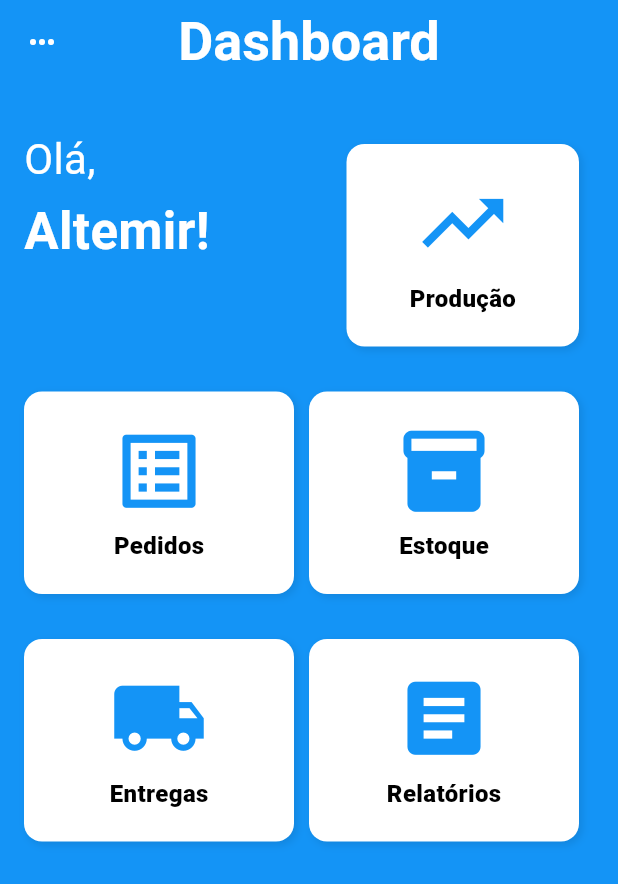
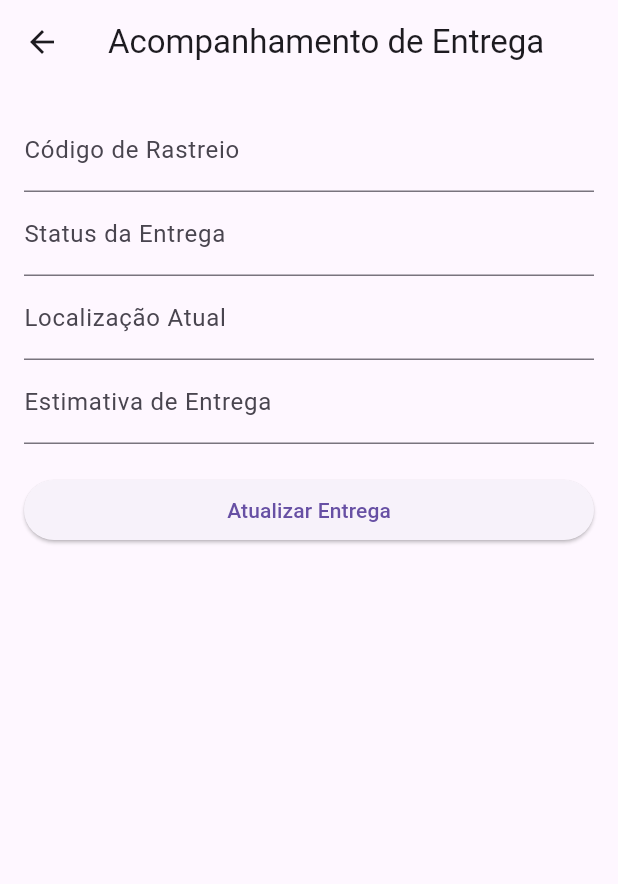
Before and after one commit to rafaelsants1/bmpescados_app, a Flutter app: the screen it shows after launch, after a tap on "Entrar", after a tap on "Entregas", on a phone screen of 412 x 824 dp. Shown: the top 884 px of the screen. Run offline on Flutter 3.47's test engine with Material 3 defaults, Android fonts, the phone set to English and light mode, and no system bars.

Commit message:
cadastro_vendas.dart entrega_tempo_real.dart

```diff
--- a/lib/pages/dashboard_page.dart
+++ b/lib/pages/dashboard_page.dart
@@ -1,3 +1,5 @@
+import 'package:bmpescados_app/pages/cadastro_vendas.dart';
+import 'package:bmpescados_app/pages/entrega_tempo_real.dart';
 import 'package:bmpescados_app/pages/incluir_itens_page.dart';
 import 'package:bmpescados_app/pages/login_page.dart';
 import 'package:flutter/cupertino.dart';
@@ -6,8 +8,7 @@ import 'package:flutter/material.dart';
 import '../widgets/dashboard_button.dart';
 
 class HomePage extends StatefulWidget {
-  const HomePage ({super.key});
-
+  const HomePage({super.key});
 
   List<double> get sampleLineData => [0, 2500, 6000, 4000, 9000, 7500];
   List<double> get samplePieData => [20, 15, 10, 25, 8, 12, 10];
@@ -28,7 +29,14 @@ class _HomePageState extends State<HomePage> {
       appBar: AppBar(
         backgroundColor: const Color(0xFF1494F6),
         elevation: 0,
-        title: const Text('Dashboard', style: TextStyle(color: Colors.white, fontWeight: FontWeight.bold, fontSize: 36)),
+        title: const Text(
+          'Dashboard',
+          style: TextStyle(
+            color: Colors.white,
+            fontWeight: FontWeight.bold,
+            fontSize: 36,
+          ),
+        ),
         centerTitle: true,
         leading: PopupMenuButton<String>(
           color: const Color(0xFFFFFFFF),
@@ -37,12 +45,10 @@ class _HomePageState extends State<HomePage> {
             borderRadius: BorderRadius.circular(12),
           ),
           onSelected: (value) {
-            switch(value) {
+            switch (value) {
               case 'configuraçoes':
-              // ação para config
                 break;
               case 'suporte':
-              // ação para suporte
                 break;
               case 'sair':
                 ScaffoldMessenger.of(context).showSnackBar(
@@ -50,12 +56,12 @@ class _HomePageState extends State<HomePage> {
                     backgroundColor: Colors.white,
                     content: Text(
                       style: TextStyle(color: Colors.black54),
-                      'Saindo da conta...'
+                      'Saindo da conta...',
                     ),
                     duration: Duration(seconds: 2),
                   ),
                 );
-                Future.delayed(const Duration(seconds:2), () {
+                Future.delayed(const Duration(seconds: 2), () {
                   Navigator.push(
                     context,
                     CupertinoPageRoute(builder: (context) => LoginPage()),
@@ -73,7 +79,7 @@ class _HomePageState extends State<HomePage> {
                   SizedBox(width: 10),
                   Text(
                     style: TextStyle(color: const Color(0xFF1494F6)),
-                    'Configurações'
+                    'Configurações',
                   ),
                 ],
               ),
@@ -87,7 +93,7 @@ class _HomePageState extends State<HomePage> {
                   SizedBox(width: 10),
                   Text(
                     style: TextStyle(color: const Color(0xFF1494F6)),
-                    'Suporte'
+                    'Suporte',
                   ),
                 ],
               ),
@@ -101,10 +107,10 @@ class _HomePageState extends State<HomePage> {
                   SizedBox(width: 10),
                   Text(
                     style: TextStyle(color: const Color(0xFF1494F6)),
-                    'Sair'
+                    'Sair',
                   ),
                 ],
-              )
+              ),
             ),
           ],
         ),
@@ -126,19 +132,26 @@ class _HomePageState extends State<HomePage> {
                     child: Column(
                       crossAxisAlignment: CrossAxisAlignment.start,
                       children: const [
-                          Text('Olá,', style: TextStyle(color: Colors.white, fontSize: 28)),
+                        Text(
+                          'Olá,',
+                          style: TextStyle(color: Colors.white, fontSize: 28),
+                        ),
                         SizedBox(height: 4),
-                          Text('Altemir!', style: TextStyle(color: Colors.white, fontSize: 34, fontWeight: FontWeight.bold)),
+                        Text(
+                          'Altemir!',
+                          style: TextStyle(
+                            color: Colors.white,
+                            fontSize: 34,
+                            fontWeight: FontWeight.bold,
+                          ),
+                        ),
                       ],
                     ),
                   ),
-                    // Card de Produção
                   DashboardButton(
                     icon: Icons.trending_up,
                     label: 'Produção',
-                      onTap: () {
-                        // Ação ao clicar
-                      },
+                    onTap: () {},
                   ),
                 ],
               ),
@@ -155,7 +168,9 @@ class _HomePageState extends State<HomePage> {
                         // Ação ao clicar
                         Navigator.push(
                           context,
-                            MaterialPageRoute(builder: (context) => IncluirItensPage()),
+                          MaterialPageRoute(
+                            builder: (context) => IncluirItensPage(),
+                          ),
                         );
                       },
                     ),
@@ -167,7 +182,9 @@ class _HomePageState extends State<HomePage> {
                       onTap: () {
                         Navigator.push(
                           context,
-                            CupertinoPageRoute(builder: (context) => RetiradaPage()),
+                          CupertinoPageRoute(
+                            builder: (context) => RetiradaPage(),
+                          ),
                         );
                       },
                     ),
@@ -184,7 +201,12 @@ class _HomePageState extends State<HomePage> {
                       icon: Icons.local_shipping,
                       label: 'Entregas',
                       onTap: () {
-                          // Ação ao clicar
+                        Navigator.push(
+                          context,
+                          CupertinoPageRoute(
+                            builder: (context) => AcompanhamentoEntregaPage(),
+                          ),
+                        );
                       },
                     ),
                   ),
@@ -192,13 +214,34 @@ class _HomePageState extends State<HomePage> {
                     child: DashboardButton(
                       icon: Icons.article,
                       label: 'Relatórios',
-                        onTap: (){
+                      onTap: () {
                         // Ação ao clicar
                       },
                     ),
                   ),
                 ],
-                )
+              ),
+
+              const SizedBox(height: 20),
+
+              Row(
+                children: [
+                  Expanded(
+                    child: DashboardButton(
+                      icon: Icons.shopping_cart,
+                      label: 'Vendas',
+                      onTap: () {
+                        Navigator.push(
+                          context,
+                          CupertinoPageRoute(
+                            builder: (context) => CadastroVendaPage(),
+                          ),
+                        );
+                      },
+                    ),
+                  ),
+                ],
+              ),
             ],
           ),
         ),
--- /dev/null
+++ b/lib/pages/entrega_tempo_real.dart
@@ -0,0 +1,101 @@
+import 'package:flutter/material.dart';
+
+class AcompanhamentoEntregaPage extends StatefulWidget {
+  const AcompanhamentoEntregaPage({super.key});
+
+  @override
+  State<AcompanhamentoEntregaPage> createState() =>
+      _AcompanhamentoEntregaPageState();
+}
+
+class _AcompanhamentoEntregaPageState extends State<AcompanhamentoEntregaPage> {
+  final _formKey = GlobalKey<FormState>();
+
+  final codigoController = TextEditingController();
+  final statusController = TextEditingController();
+  final localizacaoController = TextEditingController();
+  final estimativaController = TextEditingController();
+
+  @override
+  void dispose() {
+    codigoController.dispose();
+    statusController.dispose();
+    localizacaoController.dispose();
+    estimativaController.dispose();
+    super.dispose();
+  }
+
+  void _acompanharEntrega() {
+    if (_formKey.currentState?.validate() ?? false) {
+      final codigo = codigoController.text;
+      final status = statusController.text;
+      final localizacao = localizacaoController.text;
+      final estimativa = estimativaController.text;
+
+      print('Código de rastreio: $codigo');
+      print('Status: $status');
+      print('Localização: $localizacao');
+      print('Estimativa de entrega: $estimativa');
+
+      ScaffoldMessenger.of(context).showSnackBar(
+        SnackBar(content: Text('Entrega atualizada com sucesso!')),
+      );
+    }
+  }
+
+  @override
+  Widget build(BuildContext context) {
+    return Scaffold(
+      appBar: AppBar(title: const Text('Acompanhamento de Entrega')),
+      body: Padding(
+        padding: const EdgeInsets.all(16.0),
+        child: Form(
+          key: _formKey,
+          child: ListView(
+            children: [
+              TextFormField(
+                controller: codigoController,
+                decoration: const InputDecoration(
+                  labelText: 'Código de Rastreio',
+                ),
+                validator: (value) =>
+                    value == null || value.isEmpty ? 'Informe o código' : null,
+              ),
+              TextFormField(
+                controller: statusController,
+                decoration: const InputDecoration(
+                  labelText: 'Status da Entrega',
+                ),
+                validator: (value) =>
+                    value == null || value.isEmpty ? 'Informe o status' : null,
+              ),
+              TextFormField(
+                controller: localizacaoController,
+                decoration: const InputDecoration(
+                  labelText: 'Localização Atual',
+                ),
+                validator: (value) => value == null || value.isEmpty
+                    ? 'Informe a localização'
+                    : null,
+              ),
+              TextFormField(
+                controller: estimativaController,
+                decoration: const InputDecoration(
+                  labelText: 'Estimativa de Entrega',
+                ),
+                validator: (value) => value == null || value.isEmpty
+                    ? 'Informe a estimativa'
+                    : null,
+              ),
+              const SizedBox(height: 20),
+              ElevatedButton(
+                onPressed: _acompanharEntrega,
+                child: const Text('Atualizar Entrega'),
+              ),
+            ],
+          ),
+        ),
+      ),
+    );
+  }
+}
```
Also changed, not shown: lib/pages/cadastro_vendas.dart (added, +94 -0 lines), lib/pages/retirada_page.dart (+1 -26 lines), lib/main.dart (line endings or trailing spaces), 1 other file. Lines whose indentation alone changed are shown as unchanged.
